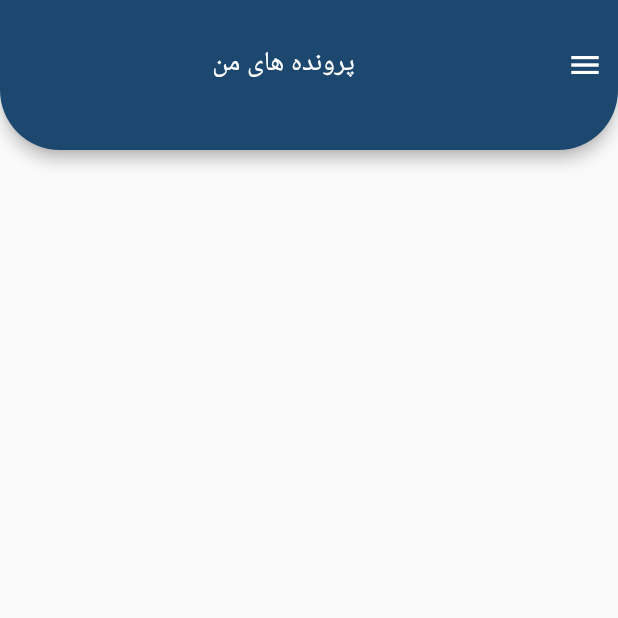
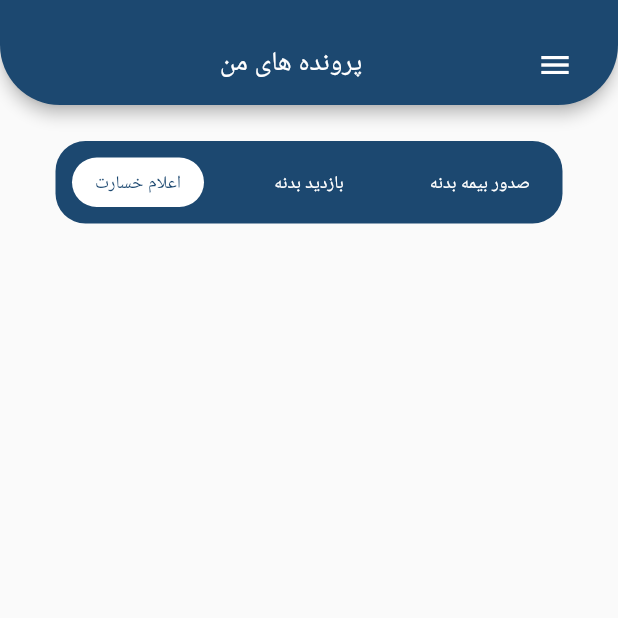
Before and after one commit to shahram1371/arisa, a Flutter app: the screen it shows after launch, on a phone screen of 412 x 824 dp, the top half of it. Run offline on Flutter 3.47's test engine with Material 2 defaults, Android fonts, the phone set to English and light mode, and no system bars; our stand-ins replace get.

Commit message:
finish slide segment

```diff
--- a/lib/view/screens/home_screen.dart
+++ b/lib/view/screens/home_screen.dart
@@ -1,4 +1,5 @@
 import 'package:arisa/view/widgets/arisa_app_bar.dart';
+import 'package:arisa/view/widgets/arisa_body.dart';
 import 'package:flutter/material.dart';
 
 class HomeScreen extends StatelessWidget {
@@ -9,6 +10,7 @@ class HomeScreen extends StatelessWidget {
     return const SafeArea(
       child: Scaffold(
         appBar: ArisaAppBar(),
+        body: ArisaBody(),
       ),
     );
   }
--- a/lib/view/widgets/arisa_app_bar.dart
+++ b/lib/view/widgets/arisa_app_bar.dart
@@ -9,7 +9,7 @@ class ArisaAppBar extends StatelessWidget implements PreferredSizeWidget {
       backgroundColor: const Color(0xff1C4870),
       title: const Center(
           child: Padding(
-        padding: EdgeInsets.only(top: 30.0),
+        padding: EdgeInsets.only(top: 30.0, left: 30),
         child: Text(
           'پرونده های من',
           style: TextStyle(fontSize: 18, fontWeight: FontWeight.w500),
@@ -17,7 +17,7 @@ class ArisaAppBar extends StatelessWidget implements PreferredSizeWidget {
       )),
       actions: const [
         Padding(
-          padding: EdgeInsets.only(top: 30.0, right: 10),
+          padding: EdgeInsets.only(top: 30.0, right: 30),
           child: Icon(Icons.menu),
         ),
       ],
@@ -30,5 +30,5 @@ class ArisaAppBar extends StatelessWidget implements PreferredSizeWidget {
   }
 
   @override
-  Size get preferredSize => const Size(double.maxFinite, 100);
+  Size get preferredSize => const Size(double.maxFinite, 70);
 }
--- /dev/null
+++ b/lib/view/widgets/arisa_body.dart
@@ -0,0 +1,16 @@
+import 'package:arisa/view/widgets/slide_segment.dart';
+import 'package:flutter/material.dart';
+
+class ArisaBody extends StatelessWidget {
+  const ArisaBody({super.key});
+
+  @override
+  Widget build(BuildContext context) {
+    return ListView(
+      children: const [
+        SizedBox(height: 24),
+        SlideSegment(),
+      ],
+    );
+  }
+}
--- /dev/null
+++ b/lib/view/widgets/slide_segment.dart
@@ -0,0 +1,86 @@
+import 'package:flutter/material.dart';
+
+class SlideSegment extends StatefulWidget {
+  const SlideSegment({super.key});
+
+  @override
+  State<SlideSegment> createState() => _SlideSegmentState();
+}
+
+class _SlideSegmentState extends State<SlideSegment> {
+  int? groupValue = 0;
+  @override
+  Widget build(BuildContext context) {
+    return Padding(
+      padding: const EdgeInsets.symmetric(horizontal: 37),
+      child: Container(
+          decoration: BoxDecoration(
+              color: const Color(0xff1C4870),
+              borderRadius: BorderRadius.circular(20)),
+          alignment: Alignment.center,
+          padding: const EdgeInsets.symmetric(horizontal: 11, vertical: 11),
+          child: Row(
+            mainAxisAlignment: MainAxisAlignment.spaceBetween,
+            children: [
+              buildSegment(
+                  text: "اعلام خسارت",
+                  backGroundColor:
+                      groupValue == 0 ? Colors.white : const Color(0xff1C4870),
+                  textColor:
+                      groupValue == 0 ? const Color(0xff1C4870) : Colors.white,
+                  onTap: () {
+                    setState(() {
+                      groupValue = 0;
+                    });
+                  }),
+              buildSegment(
+                  text: "بازدید بدنه",
+                  backGroundColor:
+                      groupValue == 1 ? Colors.white : const Color(0xff1C4870),
+                  textColor:
+                      groupValue == 1 ? const Color(0xff1C4870) : Colors.white,
+                  onTap: () {
+                    setState(() {
+                      groupValue = 1;
+                    });
+                  }),
+              buildSegment(
+                  text: "صدور بیمه بدنه",
+                  backGroundColor:
+                      groupValue == 2 ? Colors.white : const Color(0xff1C4870),
+                  textColor:
+                      groupValue == 2 ? const Color(0xff1C4870) : Colors.white,
+                  onTap: () {
+                    setState(() {
+                      groupValue = 2;
+                    });
+                  }),
+            ],
+          )),
+    );
+  }
+
+  Widget buildSegment(
+      {required String text,
+      required Color backGroundColor,
+      required Color textColor,
+      required Function() onTap}) {
+    return InkWell(
+      child: InkWell(
+        onTap: onTap,
+        child: Container(
+          width: 88,
+          height: 33,
+          decoration: BoxDecoration(
+              color: backGroundColor, borderRadius: BorderRadius.circular(20)),
+          child: Center(
+            child: Text(
+              text,
+              style: TextStyle(fontSize: 12, color: textColor),
+            ),
+          ),
+        ),
+      ),
+    );
+  }
+}
```
